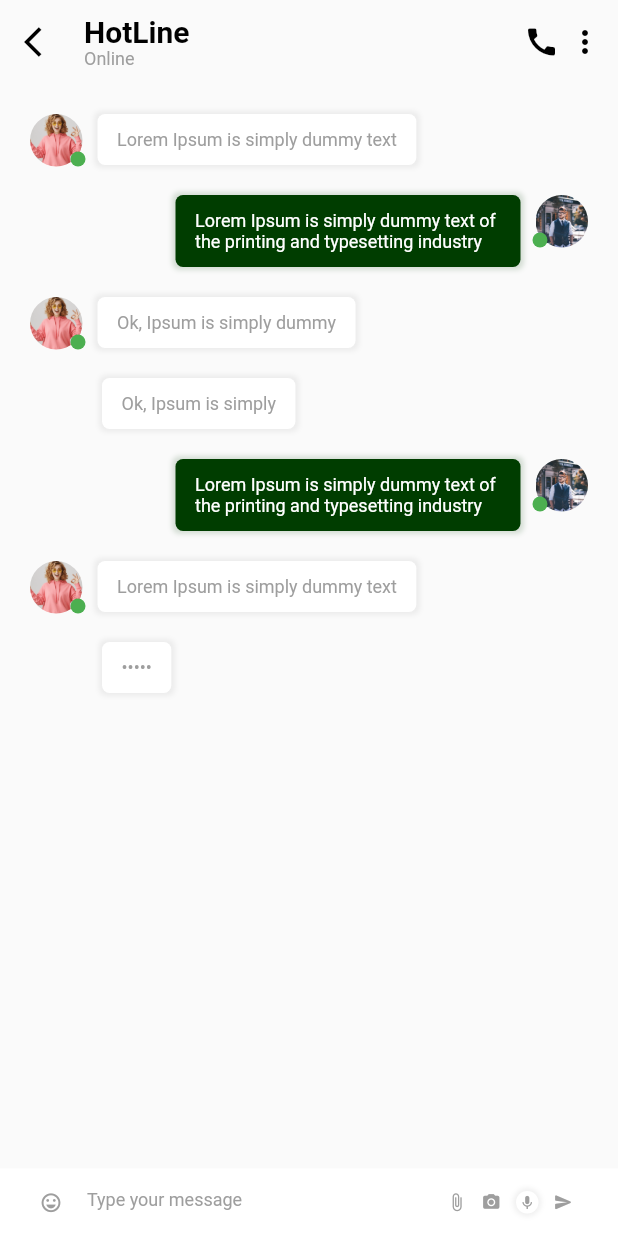
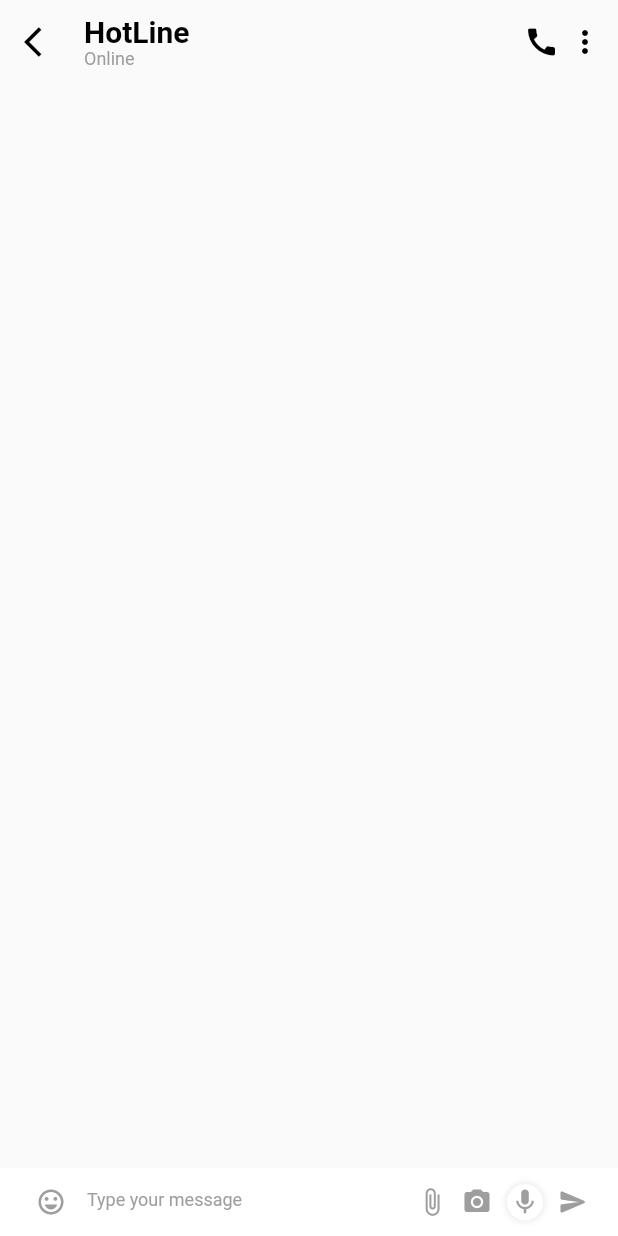
Before and after one commit to MirInjamamul/women_safety_flutter, a Flutter app: the Chat screen opened directly, on a phone screen of 412 x 824 dp. Run offline on Flutter 3.47's test engine with Material 2 defaults, Android fonts, the phone set to English and light mode, and no system bars; our stand-ins replace flutter_inset_box_shadow, fluttertoast, get, settings_ui, shared_preferences and 1 more; missing offline and left inert: beacon_broadcast, dart:ffi, dart:html, flutter_webrtc, xmpp_plugin; accounts and stored records are empty; Roboto replaces fonts that are missing (NunitosSans).

Commit message:
remove home, replace chat design

```diff
--- a/lib/main.dart
+++ b/lib/main.dart
@@ -14,7 +14,7 @@ void main() {
 
 }
 
-class MyApp extends StatelessWidget {
+class MyApp extends StatelessWidget with WidgetsBindingObserver{
   const MyApp({Key? key}) : super(key: key);
 
   // This widget is the root of your application.
@@ -47,6 +47,13 @@ class MyApp extends StatelessWidget {
       case AppLifecycleState.detached:
         LocalService().logoutXMPP();
         debugPrint('Application Detached');
+        break;
+      case AppLifecycleState.inactive:
+        // TODO: Handle this case.
+        break;
+      case AppLifecycleState.paused:
+        // TODO: Handle this case.
+        break;
     }
   }
 }
--- a/lib/pages/chat/chat.dart
+++ b/lib/pages/chat/chat.dart
@@ -30,50 +30,49 @@ class _ChatState extends State<Chat>  with WidgetsBindingObserver implements Dat
 
 
   List messageList = [
-    {
-      'image': 'assets/users/user11.png',
-      'message': 'Lorem Ipsum is simply dummy text',
-      'time': '11:30',
-      'isMe': false,
-    },
-    {
-      'image': 'assets/users/user1.png',
-      'message':
-          'Lorem Ipsum is simply dummy text of the printing and typesetting industry',
-      'time': '11:31',
-      'isMe': true,
-    },
-    {
-      'image': 'assets/users/user11.png',
-      'message': 'Ok, Ipsum is simply dummy',
-      'time': '11:33',
-      'isMe': false,
-    },
-    {
-      'image': 'assets/users/user11.png',
-      'message': 'Ok, Ipsum is simply',
-      'time': '11:33',
-      'isMe': false,
-    },
-    {
-      'image': 'assets/users/user1.png',
-      'message':
-          'Lorem Ipsum is simply dummy text of the printing and typesetting industry',
-      'time': '11:35',
-      'isMe': true,
-    },
-    {
-      'image': 'assets/users/user11.png',
-      'message': 'Lorem Ipsum is simply dummy text',
-      'time': '11:36',
-      'isMe': false,
-    },
-    {
-      'image': 'assets/users/user11.png',
-      'message': '•••••',
-      'time': '11:36',
-      'isMe': false,
-    },
+    // {
+    //   'image': 'assets/users/user11.png',
+    //   'message': 'Lorem Ipsum is simply dummy text',
+    //   'time': '11:30',
+    //   'isMe': false,
+    // },
+    // {
+    //   'image': 'assets/users/user1.png',
+    //   'message': 'Lorem Ipsum is simply dummy text of the printing and typesetting industry',
+    //   'time': '11:31',
+    //   'isMe': true,
+    // },
+    // {
+    //   'image': 'assets/users/user11.png',
+    //   'message': 'Ok, Ipsum is simply dummy',
+    //   'time': '11:33',
+    //   'isMe': false,
+    // },
+    // {
+    //   'image': 'assets/users/user11.png',
+    //   'message': 'Ok, Ipsum is simply',
+    //   'time': '11:33',
+    //   'isMe': false,
+    // },
+    // {
+    //   'image': 'assets/users/user1.png',
+    //   'message':
+    //       'Lorem Ipsum is simply dummy text of the printing and typesetting industry',
+    //   'time': '11:35',
+    //   'isMe': true,
+    // },
+    // {
+    //   'image': 'assets/users/user11.png',
+    //   'message': 'Lorem Ipsum is simply dummy text',
+    //   'time': '11:36',
+    //   'isMe': false,
+    // },
+    // {
+    //   'image': 'assets/users/user11.png',
+    //   'message': '•••••',
+    //   'time': '11:36',
+    //   'isMe': false,
+    // },
   ];
 
   @override
@@ -154,10 +153,9 @@ class _ChatState extends State<Chat>  with WidgetsBindingObserver implements Dat
         itemCount: messageList.length,
         itemBuilder: (context, index) {
           final item = messageList[index];
-          bool m =
-              (index == 0 || item['time'] != messageList[index - 1]['time'])
-                  ? true
-                  : false;
+          // bool m = (index == 0 || item['time'] != messageList[index - 1]['time'])
+          //         ? true
+          //         : false;
           return item['isMe']! == true
               ? Row(
                   crossAxisAlignment: CrossAxisAlignment.start,
@@ -167,7 +165,7 @@ class _ChatState extends State<Chat>  with WidgetsBindingObserver implements Dat
                       constraints: const BoxConstraints(maxWidth: 230),
                       margin: EdgeInsets.only(
                         bottom: fixPadding * 2.0,
-                        right: m ? 0 : fixPadding * 4.8,
+                        right: 0,
                       ),
                       padding: const EdgeInsets.symmetric(
                         horizontal: fixPadding * 1.3,
@@ -194,8 +192,7 @@ class _ChatState extends State<Chat>  with WidgetsBindingObserver implements Dat
                         ],
                       ),
                     ),
-                    m
-                        ? Stack(
+                    Stack(
                       children: [
                         Container(
                           margin: const EdgeInsets.only(left: fixPadding),
@@ -223,15 +220,13 @@ class _ChatState extends State<Chat>  with WidgetsBindingObserver implements Dat
                         ),
                       ],
                     )
-                        : Container(),
                   ],
                 )
               : Row(
                   crossAxisAlignment: CrossAxisAlignment.start,
                   mainAxisAlignment: MainAxisAlignment.start,
                   children: [
-                    m
-                        ? Stack(
+                    Stack(
                       children: [
                         Container(
                           margin:
@@ -259,13 +254,12 @@ class _ChatState extends State<Chat>  with WidgetsBindingObserver implements Dat
                           ),
                         ),
                       ],
-                          )
-                        : Container(),
+                    ),
                     Container(
                       constraints: const BoxConstraints(maxWidth: 230),
                       margin: EdgeInsets.only(
                         bottom: fixPadding * 2.0,
-                        left: m ? 0 : fixPadding * 4.8,
+                        left: 0,
                       ),
                       padding: const EdgeInsets.symmetric(
                         horizontal: fixPadding * 1.3,
@@ -328,7 +322,7 @@ class _ChatState extends State<Chat>  with WidgetsBindingObserver implements Dat
           prefixIcon: const Icon(
             Icons.emoji_emotions_outlined,
             color: greyColor,
-            size: 15,
+            size: 20,
           ),
           suffixIcon: Row(
             mainAxisSize: MainAxisSize.min,
@@ -336,14 +330,14 @@ class _ChatState extends State<Chat>  with WidgetsBindingObserver implements Dat
             children: [
               const Icon(
                 Icons.attach_file,
-                size: 13,
+                size: 20,
                 color: greyColor,
               ),
               widthSpace,
               widthSpace,
               const Icon(
                 Icons.photo_camera,
-                size: 13,
+                size: 20,
                 color: greyColor,
               ),
               widthSpace,
@@ -363,7 +357,7 @@ class _ChatState extends State<Chat>  with WidgetsBindingObserver implements Dat
                 ),
                 child: const Icon(
                   Icons.mic,
-                  size: 11,
+                  size: 20,
                   color: greyColor,
                 ),
               ),
@@ -380,12 +374,10 @@ class _ChatState extends State<Chat>  with WidgetsBindingObserver implements Dat
                 },
                 child: const Icon(
                   Icons.send_rounded,
-                  size: 13,
+                  size: 20,
                   color: greyColor,
                 ),
               ),
-              widthSpace,
-              widthSpace,
               widthSpace,
               widthSpace,
             ],
--- a/lib/pages/home/home.dart
+++ b/lib/pages/home/home.dart
@@ -430,6 +430,9 @@ class _HomeState extends State<Home> {
         case CallState.CallStateAudioInvite:
         // TODO: Handle this case.
           break;
+        case CallState.CallStateAudioConnected:
+          // TODO: Handle this case.
+          break;
       }
     };
 
```
Also changed, not shown: lib/bottom_bar.dart (+4 -9 lines), lib/pages/profile/profile_screen.dart (+32 -31 lines). Lines whose indentation alone changed are shown as unchanged.
